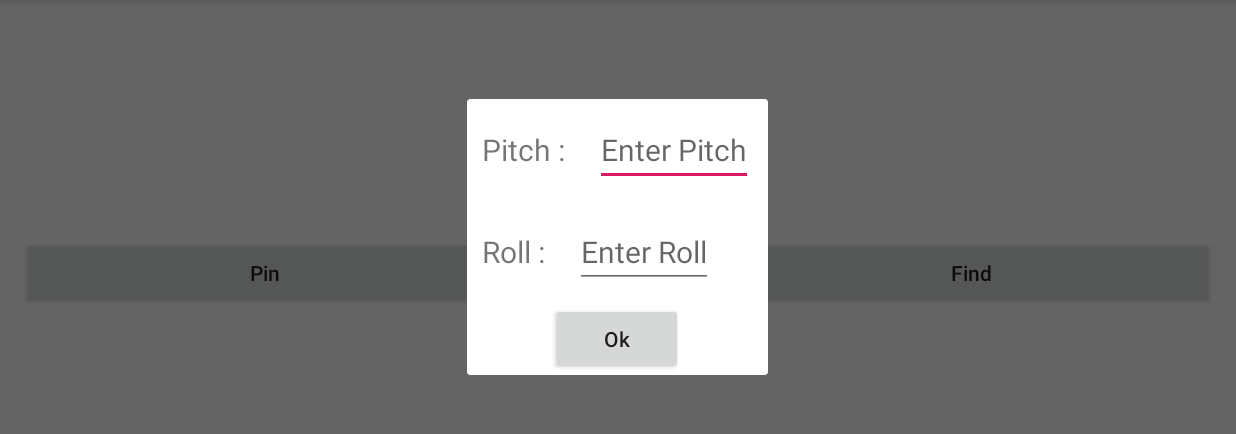
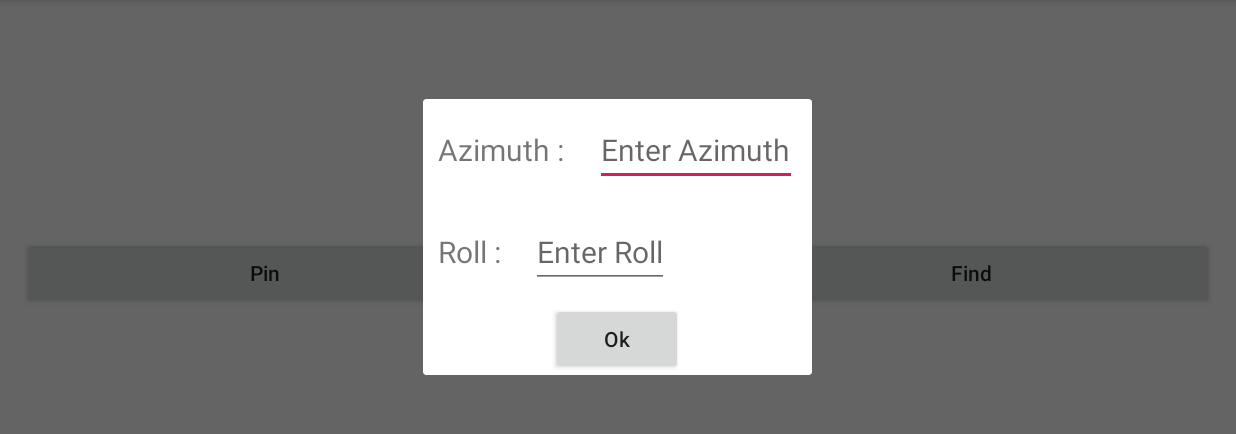
Before and after one commit to SpdDino1/PinIt, an Android app: the screen it shows after launch (MainActivity), after a tap on "Find", on a phone screen of 824 x 412 dp (held sideways), the part 72-506 px from its top. Run offline under Robolectric (Android 15) with nearby library versions, the light colour scheme and no system bars.

Commit message:
Change incorrect pitch angles to azimuth. Add sensorManager to FindActivity

```diff
--- a/app/src/main/java/com/example/pinit/PinActivity/CameraPreview.java
+++ b/app/src/main/java/com/example/pinit/CameraPreview.java
@@ -1,4 +1,4 @@
-package com.example.pinit.PinActivity;
+package com.example.pinit;
 
 import android.content.Context;
 import android.hardware.Camera;
--- a/app/src/main/java/com/example/pinit/PinActivity/SensorManager/SensorAngleResult.java
+++ /dev/null
@@ -1,5 +0,0 @@
-package com.example.pinit.PinActivity.SensorManager;
-
-public interface SensorAngleResult {
-    void passResult(int pitch,int roll);
-}
--- /dev/null
+++ b/app/src/main/java/com/example/pinit/SensorManager/SensorAngleResult.java
@@ -0,0 +1,5 @@
+package com.example.pinit.SensorManager;
+
+public interface SensorAngleResult {
+    void passResult(int azimuth,int roll);
+}
--- a/app/src/main/java/com/example/pinit/PinActivity/SensorManager/SensorManager.java
+++ b/app/src/main/java/com/example/pinit/SensorManager/SensorManager.java
@@ -1,4 +1,4 @@
-package com.example.pinit.PinActivity.SensorManager;
+package com.example.pinit.SensorManager;
 
 import android.content.Context;
 import android.hardware.Sensor;
@@ -53,7 +53,7 @@ public class SensorManager implements SensorEventListener{
         android.hardware.SensorManager.getRotationMatrix(rotationMatrix, null,accelerometerReading, magnetometerReading);
         android.hardware.SensorManager.getOrientation(rotationMatrix, orientationAngles);
 
-        sensorAngleResult.passResult((int)Math.round(orientationAngles[1]*(180/3.141)),(int)Math.round(orientationAngles[2]*(180/3.141)));
+        sensorAngleResult.passResult((int)Math.round(orientationAngles[0]*(180/3.141)),(int)Math.round(orientationAngles[2]*(180/3.141)));
     }
 
     @Override
--- a/app/src/main/res/layout/activity_angle_dialog_box.xml
+++ b/app/src/main/res/layout/activity_angle_dialog_box.xml
@@ -17,7 +17,7 @@
         <TextView
             android:layout_width="wrap_content"
             android:layout_height="wrap_content"
-            android:text="@string/pitchAngleDialogText"
+            android:text="@string/azimuthAngleDialogText"
             android:layout_gravity="center|start"
             android:layout_weight="1"
             android:layout_margin="10dp"
@@ -26,7 +26,7 @@
         <TextView
             android:layout_width="wrap_content"
             android:layout_height="wrap_content"
-            android:text="@string/pitchAngleDialogText"
+            android:text="@string/azimuthAngleDialogText"
             android:layout_gravity="center|end"
             android:layout_weight="1"
             android:layout_margin="10dp"
@@ -35,7 +35,7 @@
         <EditText
             android:layout_width="wrap_content"
             android:layout_height="wrap_content"
-            android:hint="Enter Pitch"
+            android:hint="Enter Azimuth"
             android:digits="@string/dialogValidCharacters"
             android:inputType="number"
             android:layout_gravity="center|end"
@@ -63,7 +63,7 @@
         <TextView
             android:layout_width="wrap_content"
             android:layout_height="wrap_content"
-            android:text="@string/pitchAngleDialogText"
+            android:text="@string/azimuthAngleDialogText"
             android:layout_gravity="center|end"
             android:layout_weight="1"
             android:layout_margin="10dp"
--- a/app/src/main/res/layout/activity_pin.xml
+++ b/app/src/main/res/layout/activity_pin.xml
@@ -6,7 +6,7 @@
     android:layout_height="match_parent"
     tools:context=".PinActivity.PinActivity">
 
-    <com.example.pinit.PinActivity.CameraPreview
+    <com.example.pinit.CameraPreview
         android:layout_width="match_parent"
         android:layout_height="match_parent" />
 
--- a/app/src/main/res/values/strings.xml
+++ b/app/src/main/res/values/strings.xml
@@ -4,7 +4,7 @@
     <string name="pinButtonText">Pin</string>
     <string name="pinActivityMarker">+</string>
 
-    <string name="pitchAngleDialogText">Pitch :</string>
+    <string name="azimuthAngleDialogText">Azimuth :</string>
     <string name="rollAngleDialogText">Roll :</string>
     <string name="dialogButtonText">Ok</string>
     <string name="dialogValidCharacters">0,1,2,3,4,5,6,7,8,9,-</string>
```
Also changed, not shown: app/src/main/java/com/example/pinit/FindActivity/DialogBoxHelper.java (+9 -7 lines), app/src/main/java/com/example/pinit/FindActivity/FindActivity.java (+21 -0 lines), app/src/main/java/com/example/pinit/PinActivity/PinActivity.java (+5 -5 lines), app/src/main/res/layout/activity_find.xml (+6 -2 lines).
